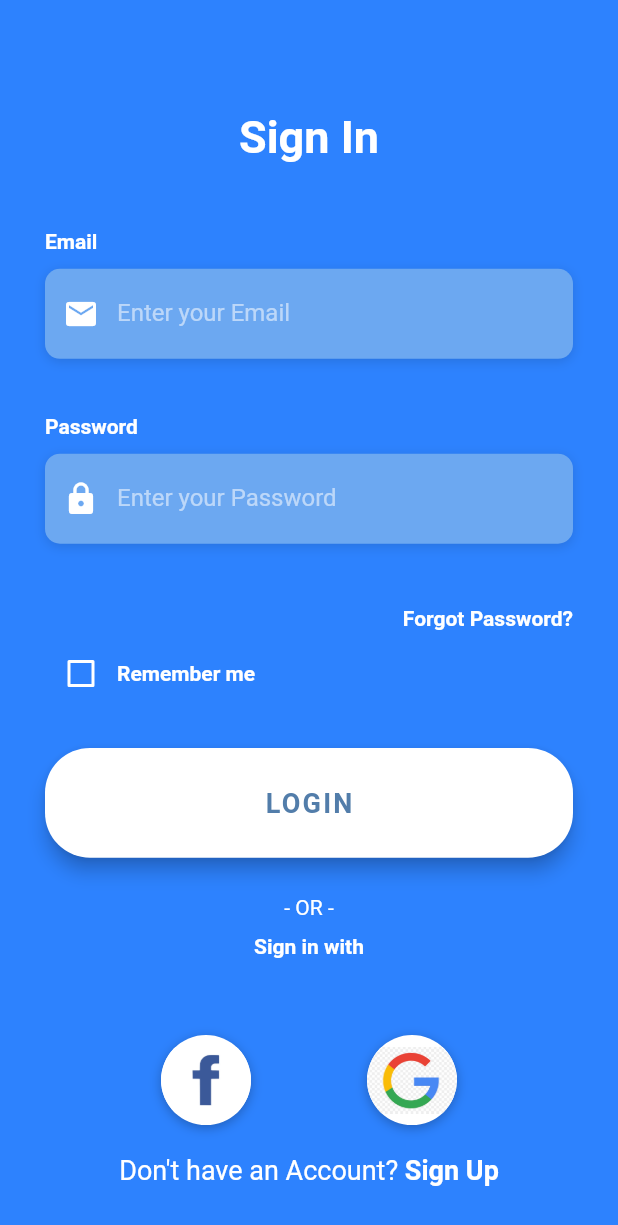
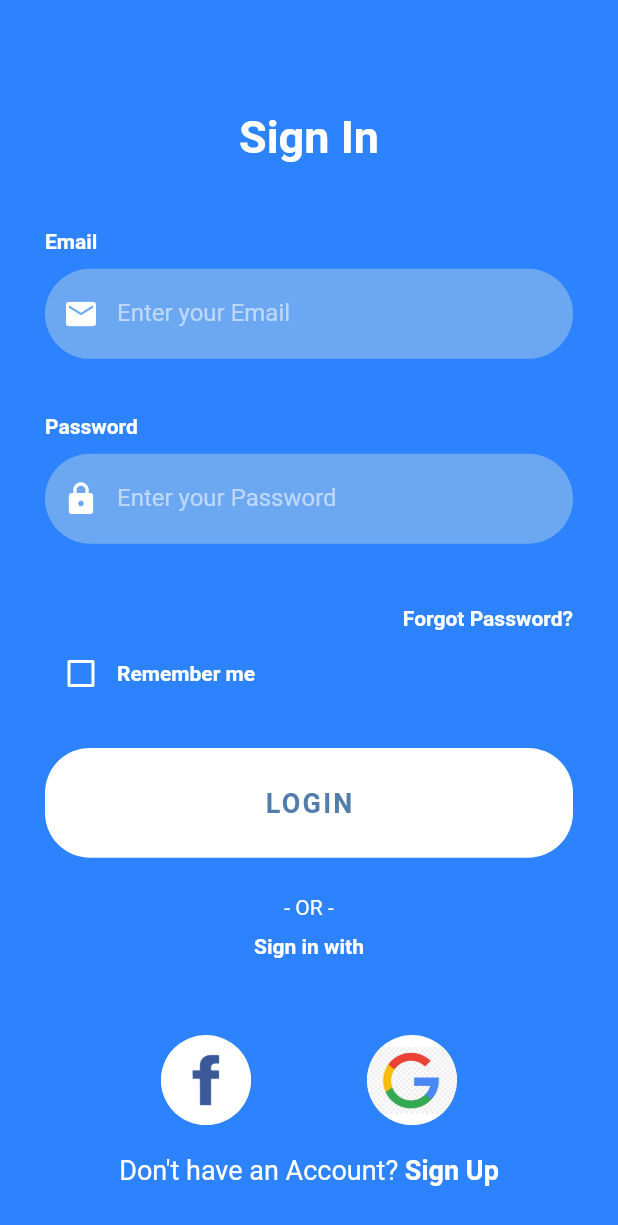
Before and after one commit to Sanliston/MTR_flutter, a Flutter app: the screen it shows after launch, on a phone screen of 412 x 824 dp. Shown: the top 1225 px of the screen. Run offline on Flutter 3.47's test engine with Material 2 defaults, Android fonts, the phone set to English and light mode, and no system bars; Roboto replaces fonts that are missing (OpenSans).

```diff
--- a/lib/screens/login_screen.dart
+++ b/lib/screens/login_screen.dart
@@ -203,7 +203,7 @@ class _LoginScreenState extends State<LoginScreen> {
       padding: EdgeInsets.symmetric(vertical: 25.0),
       width: double.infinity,
       child: RaisedButton(
-        elevation: 5.0,
+        elevation: 0.0,
         onPressed: () {
           print('Login Button Pressed');
 
@@ -267,7 +267,7 @@ class _LoginScreenState extends State<LoginScreen> {
           color: Colors.white,
           boxShadow: [
             BoxShadow(
-              color: Colors.black26,
+              color: Colors.transparent,
               offset: Offset(0, 2),
               blurRadius: 6.0,
             ),
--- a/lib/screens/signup_screen.dart
+++ b/lib/screens/signup_screen.dart
@@ -336,7 +336,7 @@ class _SignUpScreenState extends State<SignUpScreen> {
       padding: EdgeInsets.symmetric(vertical: 15.0),
       width: double.infinity,
       child: RaisedButton(
-        elevation: 5.0,
+        elevation: 0.0,
         onPressed: () {
           print('Register Button Pressed');
 
--- a/lib/utilities/constants.dart
+++ b/lib/utilities/constants.dart
@@ -23,12 +23,12 @@ final kLabelStyleRed = TextStyle(
 
 final kBoxDecorationStyle = BoxDecoration(
   color: Color(0xFF6CA8F1),
-  borderRadius: BorderRadius.circular(10.0),
+  borderRadius: BorderRadius.circular(30.0),
   boxShadow: [
     BoxShadow(
-      color: Colors.black12,
-      blurRadius: 6.0,
-      offset: Offset(0, 2),
+      color: Colors.transparent,
+      blurRadius: 0.0,
+      offset: Offset(0, 0),
     ),
   ],
 );
```
